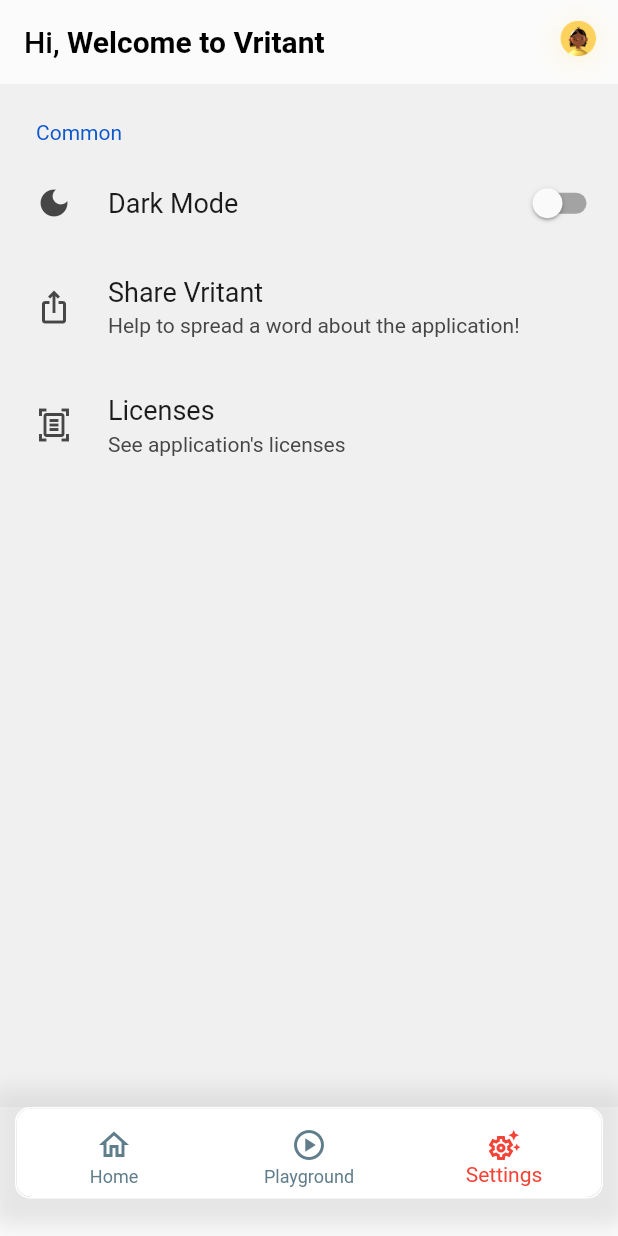
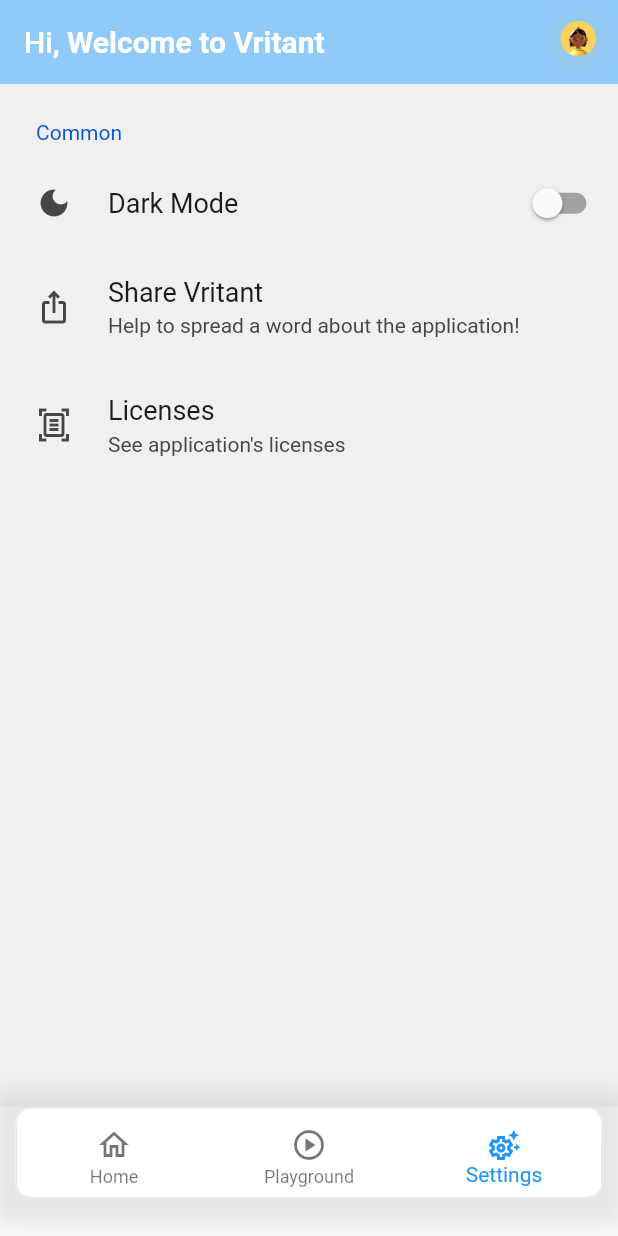
Before and after one commit to bhattabhi013/Vritant, a Flutter app: the screen it shows after launch, item 3 of the bottom bar chosen, on a phone screen of 412 x 824 dp. Run offline on Flutter 3.47's test engine with Material 2 defaults, Android fonts, the light colour scheme and no system bars; drawn by our look-alikes of settings_ui; our stand-ins replace animated_text_kit, firebase_auth, firebase_core, flutter_svg, flutter_tts, google_sign_in and 3 more; missing offline and left inert: ar_flutter_plugin, is_first_run; accounts and stored records are empty; Roboto replaces fonts that are missing (Open-Sauce-Sans); statements that could not run were skipped.

Commit message:
Update tabs_screen.dart

```diff
--- a/lib/tabs/screens/tabs_screen.dart
+++ b/lib/tabs/screens/tabs_screen.dart
@@ -37,8 +37,8 @@
     return Scaffold(
       appBar: AppBar(
         elevation: 0,
-        backgroundColor: Colors.white12,
-        foregroundColor: Colors.black,
+        backgroundColor: Theme.of(context).colorScheme.background,
+
         title: Row(
           mainAxisAlignment: MainAxisAlignment.start,
           children: [
@@ -47,7 +47,7 @@
               softWrap: true,
               style: const TextStyle(
                 fontFamily: 'Open-Sauce-Sans',
-                color: Colors.black,
+
               ),
             ),
             Flexible(
@@ -58,7 +58,7 @@
                 style: const TextStyle(
                   fontFamily: 'Open-Sauce-Sans',
                   fontSize: 20.0,
-                  color: Colors.black,
+
                   fontWeight: FontWeight.bold,
                 ),
               ),
@@ -82,14 +82,14 @@
       ),
       body: Container(
         child: _pages[_SelectedPageIndex],
-        color: Colors.white,
+        color: Theme.of(context).colorScheme.background,
       ),
       bottomNavigationBar: Container(
         // padding: EdgeInsets.fromLTRB(10.0, 0.0, 20.0, 10.0),
         margin: EdgeInsets.fromLTRB(10.0, 0.0, 10.0, 25.0),
         decoration: BoxDecoration(
           color: Colors.white12,
-          border: Border.all(color: Colors.white),
+          border: Border.all(color: Colors.white24),
           borderRadius: BorderRadius.circular(10),
           boxShadow: [
             BoxShadow(
@@ -109,9 +109,8 @@
           ),
           child: BottomNavigationBar(
             onTap: _selectPage,
-            backgroundColor: Colors.white,
-            unselectedItemColor: Colors.blueGrey,
-            selectedItemColor: Colors.red,
+            backgroundColor: Theme.of(context).colorScheme.surface,
+
             currentIndex: _SelectedPageIndex,
             type: BottomNavigationBarType.fixed,
             items: const [
```
